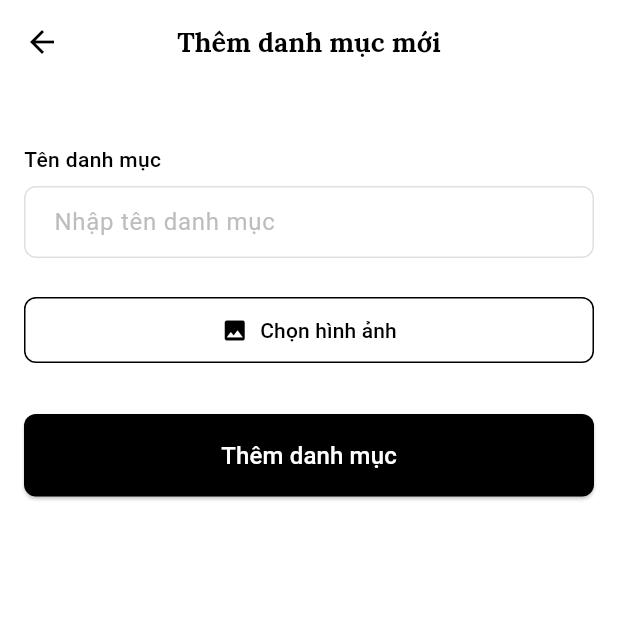
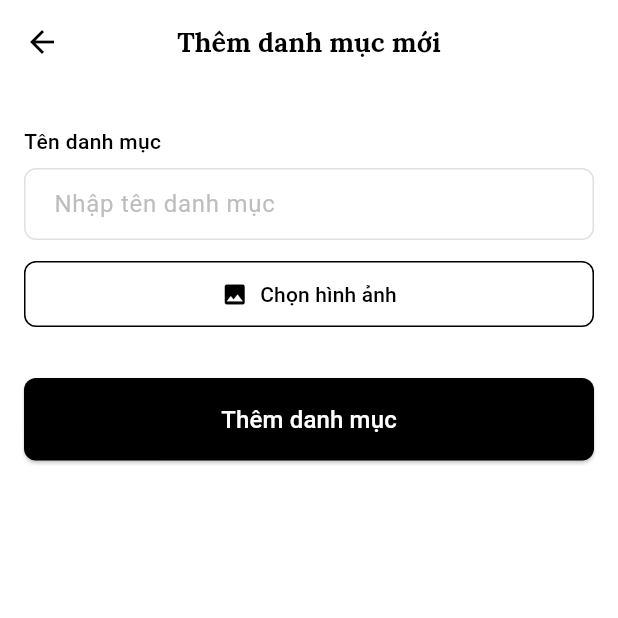
Before and after one commit to phuquy-28/ezstore-flutter, a Flutter app: the AddCategoryScreen screen opened by its route, on a phone screen of 412 x 824 dp, the top half of it. Run offline on Flutter 3.47's test engine with Material 3 defaults, Android fonts, the phone set to English and light mode, and no system bars; our stand-ins replace cached_network_image, dio, fl_chart, flutter_svg, google_fonts, image_picker and 1 more; accounts and stored records are empty.

Commit message:
fix(category): reduce spacing in add category and category detail screens for improved layout

```diff
--- a/lib/ui/category/widgets/add_category_screen.dart
+++ b/lib/ui/category/widgets/add_category_screen.dart
@@ -63,7 +63,7 @@ class _AddCategoryScreenState extends State<AddCategoryScreen> {
                 padding: const EdgeInsets.all(16.0),
                 children: [
                   if (widget.viewModel.isImageSelected) _buildImagePreview(),
-                  const SizedBox(height: 24),
+                  const SizedBox(height: 12),
                   Column(
                     crossAxisAlignment: CrossAxisAlignment.start,
                     children: [
@@ -88,7 +88,7 @@ class _AddCategoryScreenState extends State<AddCategoryScreen> {
                         ),
                     ],
                   ),
-                  const SizedBox(height: 24),
+                  const SizedBox(height: 12),
                   OutlinedButton(
                     onPressed: _selectImage,
                     style: OutlinedButton.styleFrom(
--- a/lib/ui/category/widgets/category_detail_screen.dart
+++ b/lib/ui/category/widgets/category_detail_screen.dart
@@ -123,7 +123,7 @@ class _CategoryDetailScreenState extends State<CategoryDetailScreen> {
                     _isImageChanged)
                   _buildImagePreview(),
 
-                const SizedBox(height: 24),
+                const SizedBox(height: 12),
 
                 DetailTextField(
                   controller: _nameController,
@@ -141,7 +141,7 @@ class _CategoryDetailScreenState extends State<CategoryDetailScreen> {
                 ),
 
                 if (isEditMode) ...[
-                  const SizedBox(height: 24),
+                  const SizedBox(height: 12),
                   OutlinedButton(
                     onPressed: _selectImage,
                     style: OutlinedButton.styleFrom(
```
